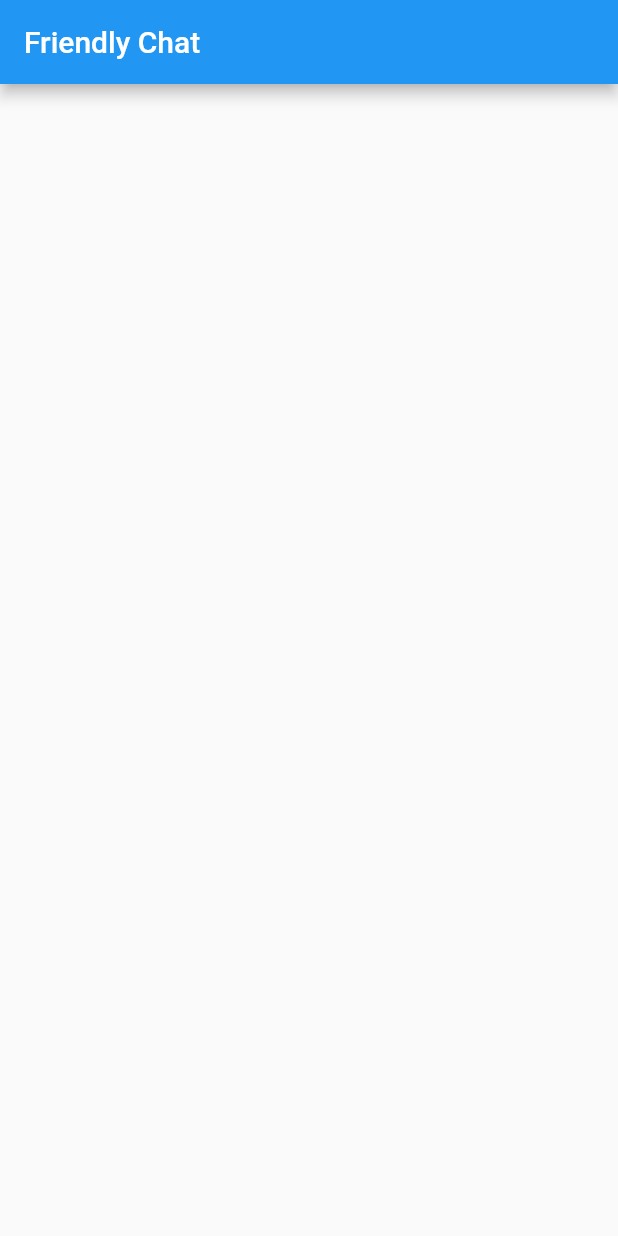
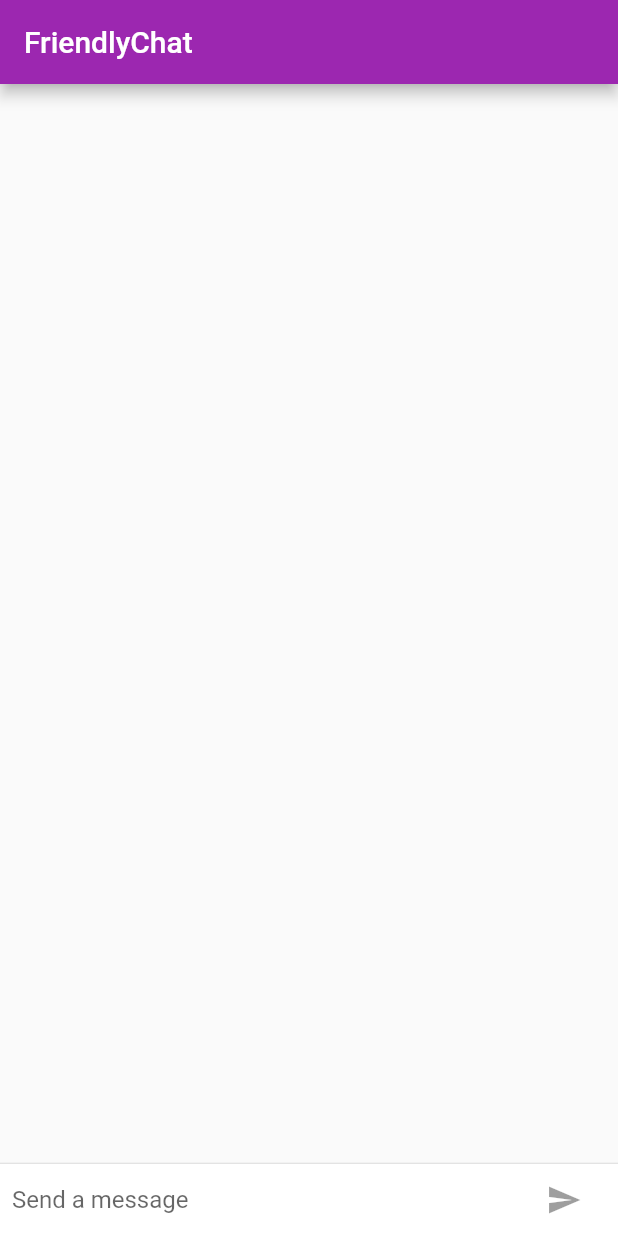
Before and after one commit to ThaDocsN/friendly_chat, a Flutter app: the screen it shows after launch, on a phone screen of 412 x 824 dp. Run offline on Flutter 3.47's test engine with Material 2 defaults, Android fonts, the phone set to English and light mode, and no system bars.

Commit message:
Add a UI for displaying messages

```diff
--- a/lib/main.dart
+++ b/lib/main.dart
@@ -1,25 +1,177 @@
+import 'package:flutter/cupertino.dart';
+import 'package:flutter/foundation.dart';
 import 'package:flutter/material.dart';
 
 void main() {
   runApp(new FriendlyChatApp());
 }
-class FriendlyChatApp extends StatelessWidget{
 
+class FriendlyChatApp extends StatelessWidget {
   @override
   Widget build(BuildContext context) {
     return new MaterialApp(
       title: 'Friendly Chat',
+      theme: defaultTargetPlatform == TargetPlatform.iOS
+          ? kIOSTheme
+          : kDefaultTheme,
       home: new ChatScreen(),
     );
   }
 }
 
-class ChatScreen extends StatelessWidget{
+class ChatScreen extends StatefulWidget {
+  @override
+  State createState() => new ChatScreenState();
+}
+
+final ThemeData kIOSTheme = new ThemeData(
+  primarySwatch: Colors.orange,
+  primaryColor: Colors.grey[100],
+  primaryColorBrightness: Brightness.light,
+);
+
+final ThemeData kDefaultTheme = new ThemeData(
+  primarySwatch: Colors.purple,
+  accentColor: Colors.orangeAccent[400],
+);
+
+class ChatScreenState extends State<ChatScreen> with TickerProviderStateMixin {
+  final List<ChatMessage> _messages = <ChatMessage>[];
+  final TextEditingController _textController = new TextEditingController();
+  bool _isComposing = false;
+
+  @override
+  void dispose() {
+    for (ChatMessage message in _messages) //new
+      message.animationController.dispose(); //new
+    super.dispose();
+  }
+
+  Widget _buildTextComposer() {
+    return new IconTheme(
+        data: IconThemeData(color: Theme.of(context).accentColor),
+        child: new Container(
+          margin: const EdgeInsets.symmetric(horizontal: 8.0),
+          child: new Row(
+            children: <Widget>[
+              new Flexible(
+                  child: new TextField(
+                controller: _textController,
+                onChanged: (String text) {
+                  setState(() {
+                    _isComposing = text.length > 0;
+                  });
+                },
+                onSubmitted: _handleSubmitted,
+                decoration:
+                    new InputDecoration.collapsed(hintText: 'Send a message'),
+              )),
+              new Container(
+                  margin: new EdgeInsets.symmetric(horizontal: 4.0),
+                  child: Theme.of(context).platform == TargetPlatform.iOS
+                      ? new CupertinoButton(
+                          child: Text('Send'),
+                          onPressed: _isComposing
+                              ? () => _handleSubmitted(_textController.text)
+                              : null,
+                        )
+                      : new IconButton(
+                      icon: new Icon(Icons.send),
+                      onPressed: _isComposing ? () => _handleSubmitted(_textController.text): null)),
+            ],
+          ),
+        ));
+  }
 
   @override
   Widget build(BuildContext context) {
     return new Scaffold(
-      appBar: new AppBar(title: new Text('Friendly Chat')),
+      appBar: new AppBar(
+        title: new Text('FriendlyChat'),
+        elevation: Theme.of(context).platform == TargetPlatform.iOS ? 0.0 : 4.0,
+      ),
+      body: new Container(
+        child: new Column(
+          children: <Widget>[
+            new Flexible(
+              child: new ListView.builder(
+                padding: new EdgeInsets.all(8.0),
+                reverse: true,
+                itemBuilder: (_, int index) => _messages[index],
+                itemCount: _messages.length,
+              ),
+            ),
+            new Divider(height: 1.0),
+            new Container(
+              decoration: new BoxDecoration(color: Theme.of(context).cardColor),
+              child: _buildTextComposer(),
+            ),
+          ],
+        ),
+        decoration: Theme.of(context).platform == TargetPlatform.iOS
+          ? new BoxDecoration(
+          border: new Border(
+            top: new BorderSide(color: Colors.grey[200]),
+          ),
+        ): null),
+      );
+  }
+
+  void _handleSubmitted(String text) {
+    _textController.clear();
+    setState(() {
+      _isComposing = false;
+    });
+    ChatMessage message = new ChatMessage(
+      text: text,
+      animationController: new AnimationController(
+          duration: new Duration(milliseconds: 700), vsync: this),
+    );
+    setState(() {
+      _messages.insert(0, message);
+    });
+    message.animationController.forward();
+  }
+}
+
+class ChatMessage extends StatelessWidget {
+  ChatMessage({this.text, this.animationController});
+
+  final String text;
+  final AnimationController animationController;
+
+  @override
+  Widget build(BuildContext context) {
+    const String _name = 'Charles Johnson';
+
+    return new SizeTransition(
+      sizeFactor: new CurvedAnimation(
+          parent: animationController, curve: Curves.easeOut),
+      axisAlignment: 0.0,
+      child: new Container(
+        margin: const EdgeInsets.symmetric(vertical: 10.0),
+        child: new Row(
+          crossAxisAlignment: CrossAxisAlignment.start,
+          children: <Widget>[
+            new Container(
+              margin: const EdgeInsets.only(right: 16.0),
+              child: new CircleAvatar(child: new Text(_name[0])),
+            ),
+            new Expanded(
+              child: new Column(
+                crossAxisAlignment: CrossAxisAlignment.start,
+                children: <Widget>[
+                  new Text(_name, style: Theme.of(context).textTheme.subhead),
+                  new Container(
+                    margin: const EdgeInsets.only(top: 5.0),
+                    child: new Text(text),
+                  ),
+                ],
+              ),
+            ),
+          ],
+        ),
+      ),
     );
   }
 }
```
